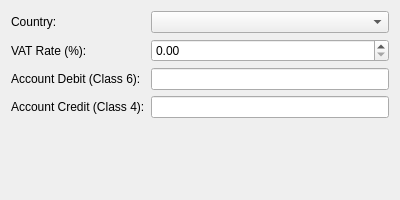
This is AmzBooks/gui/dialogs/DialogAddPurchaseAccount.ui in icingerpower/AmzBooks as Qt 5 draws it before an edit. The edited form follows.
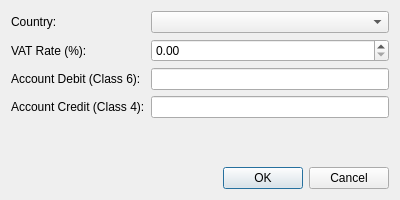
This is the edited form.

Commit message: Fixed associations between purchases and bank rows.

```diff
--- a/AmzBooks/gui/dialogs/DialogAddPurchaseAccount.ui
+++ b/AmzBooks/gui/dialogs/DialogAddPurchaseAccount.ui
@@ -65,6 +65,16 @@
      </item>
     </layout>
    </item>
+   <item>
+    <widget class="QDialogButtonBox" name="buttonBox">
+     <property name="orientation">
+      <enum>Qt::Horizontal</enum>
+     </property>
+     <property name="standardButtons">
+      <set>QDialogButtonBox::Cancel|QDialogButtonBox::Ok</set>
+     </property>
+    </widget>
+   </item>
   </layout>
  </widget>
  <resources/>
```
Left out of the diff: 12 changed lines with no effect on the pictures. The commit also changes 19 other files.
